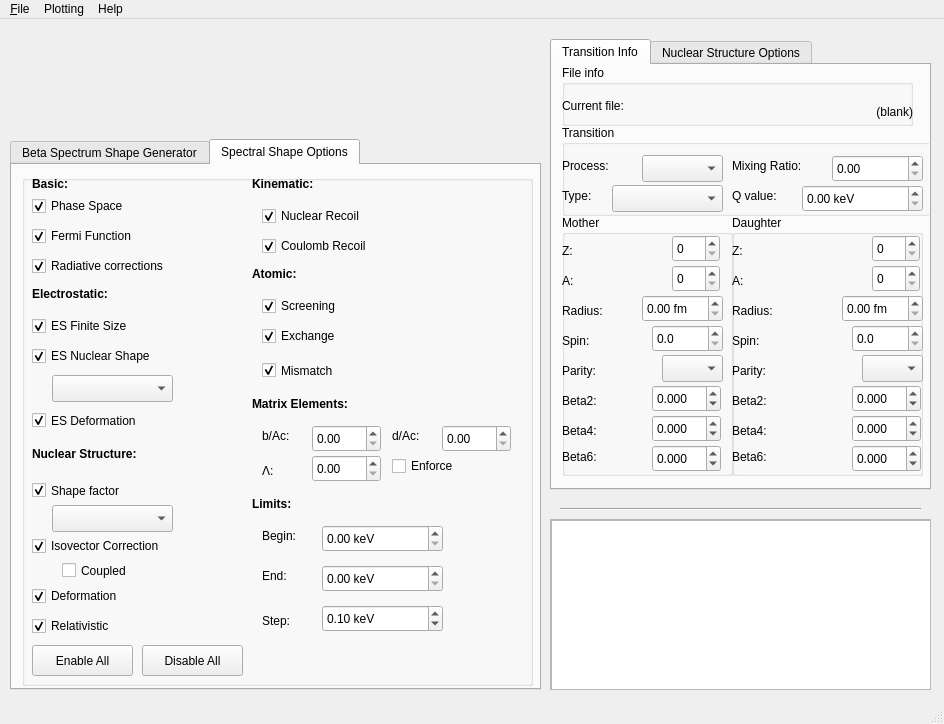
This is trunk/GUI/MainWindow.ui in leenderthayen/BSG as Qt 5 draws it before an edit. The edited form follows.
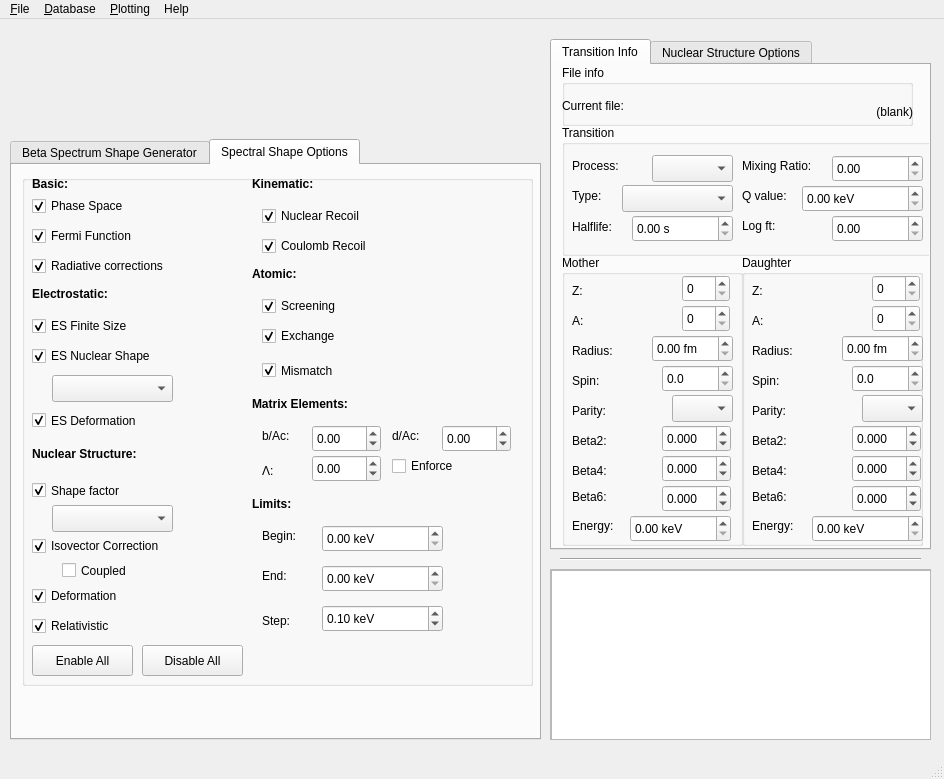
This is the edited form. The open tabs and pages were chosen to show the change. Icons and pictures are not drawn. Custom widgets are drawn as their Qt base class.

Commit message: Added more GUI options, deformation & chargeradii loading, connection to ENSDF database, etc

Patch:
```diff
--- a/trunk/GUI/MainWindow.ui
+++ b/trunk/GUI/MainWindow.ui
@@ -7,7 +7,7 @@
     <x>0</x>
     <y>0</y>
     <width>944</width>
-    <height>724</height>
+    <height>779</height>
    </rect>
   </property>
   <property name="windowTitle">
@@ -18,7 +18,7 @@
     <property name="geometry">
      <rect>
       <x>550</x>
-      <y>500</y>
+      <y>550</y>
       <width>381</width>
       <height>171</height>
      </rect>
@@ -53,7 +53,7 @@
       <x>550</x>
       <y>20</y>
       <width>381</width>
-      <height>451</height>
+      <height>511</height>
      </rect>
     </property>
     <property name="currentIndex">
@@ -67,9 +67,9 @@
       <property name="geometry">
        <rect>
         <x>10</x>
-        <y>150</y>
-        <width>171</width>
-        <height>261</height>
+        <y>190</y>
+        <width>181</width>
+        <height>291</height>
        </rect>
       </property>
       <property name="title">
@@ -78,7 +78,7 @@
       <widget class="QLabel" name="lab_ZM">
        <property name="geometry">
         <rect>
-         <x>0</x>
+         <x>10</x>
          <y>20</y>
          <width>61</width>
          <height>31</height>
@@ -91,7 +91,7 @@
       <widget class="QLabel" name="lab_AM">
        <property name="geometry">
         <rect>
-         <x>0</x>
+         <x>10</x>
          <y>50</y>
          <width>67</width>
          <height>31</height>
@@ -104,7 +104,7 @@
       <widget class="QLabel" name="lab_RM">
        <property name="geometry">
         <rect>
-         <x>0</x>
+         <x>10</x>
          <y>80</y>
          <width>67</width>
          <height>31</height>
@@ -117,7 +117,7 @@
       <widget class="QLabel" name="lab_JM">
        <property name="geometry">
         <rect>
-         <x>0</x>
+         <x>10</x>
          <y>110</y>
          <width>67</width>
          <height>31</height>
@@ -130,7 +130,7 @@
       <widget class="QLabel" name="lab_Beta2M">
        <property name="geometry">
         <rect>
-         <x>0</x>
+         <x>10</x>
          <y>170</y>
          <width>67</width>
          <height>31</height>
@@ -146,7 +146,7 @@
       <widget class="QLabel" name="lab_Beta4M">
        <property name="geometry">
         <rect>
-         <x>0</x>
+         <x>10</x>
          <y>200</y>
          <width>67</width>
          <height>31</height>
@@ -162,7 +162,7 @@
       <widget class="QLabel" name="lab_Beta6M">
        <property name="geometry">
         <rect>
-         <x>0</x>
+         <x>10</x>
          <y>226</y>
          <width>67</width>
          <height>31</height>
@@ -178,7 +178,7 @@
       <widget class="QLabel" name="lab_PiM">
        <property name="geometry">
         <rect>
-         <x>0</x>
+         <x>10</x>
          <y>140</y>
          <width>67</width>
          <height>31</height>
@@ -191,7 +191,7 @@
       <widget class="QSpinBox" name="sb_ZM">
        <property name="geometry">
         <rect>
-         <x>110</x>
+         <x>120</x>
          <y>20</y>
          <width>48</width>
          <height>27</height>
@@ -204,7 +204,7 @@
       <widget class="QSpinBox" name="sb_AM">
        <property name="geometry">
         <rect>
-         <x>110</x>
+         <x>120</x>
          <y>50</y>
          <width>48</width>
          <height>27</height>
@@ -213,11 +213,14 @@
        <property name="statusTip">
         <string>Mass number</string>
        </property>
+       <property name="maximum">
+        <number>250</number>
+       </property>
       </widget>
       <widget class="QDoubleSpinBox" name="dsb_RM">
        <property name="geometry">
         <rect>
-         <x>80</x>
+         <x>90</x>
          <y>80</y>
          <width>81</width>
          <height>27</height>
@@ -236,7 +239,7 @@
       <widget class="QDoubleSpinBox" name="dsb_JM">
        <property name="geometry">
         <rect>
-         <x>90</x>
+         <x>100</x>
          <y>110</y>
          <width>71</width>
          <height>27</height>
@@ -255,7 +258,7 @@
       <widget class="QComboBox" name="cb_PiM">
        <property name="geometry">
         <rect>
-         <x>100</x>
+         <x>110</x>
          <y>140</y>
          <width>61</width>
          <height>27</height>
@@ -268,7 +271,7 @@
       <widget class="QDoubleSpinBox" name="dsb_Beta2M">
        <property name="geometry">
         <rect>
-         <x>90</x>
+         <x>100</x>
          <y>170</y>
          <width>69</width>
          <height>27</height>
@@ -293,7 +296,7 @@
       <widget class="QDoubleSpinBox" name="dsb_Beta4M">
        <property name="geometry">
         <rect>
-         <x>90</x>
+         <x>100</x>
          <y>200</y>
          <width>69</width>
          <height>27</height>
@@ -318,7 +321,7 @@
       <widget class="QDoubleSpinBox" name="dsb_Beta6M">
        <property name="geometry">
         <rect>
-         <x>90</x>
+         <x>100</x>
          <y>230</y>
          <width>69</width>
          <height>27</height>
@@ -340,6 +343,41 @@
         <double>0.100000000000000</double>
        </property>
       </widget>
+      <widget class="QLabel" name="label_31">
+       <property name="geometry">
+        <rect>
+         <x>10</x>
+         <y>260</y>
+         <width>67</width>
+         <height>21</height>
+        </rect>
+       </property>
+       <property name="text">
+        <string>Energy:</string>
+       </property>
+      </widget>
+      <widget class="QDoubleSpinBox" name="doubleSpinBox">
+       <property name="geometry">
+        <rect>
+         <x>68</x>
+         <y>260</y>
+         <width>101</width>
+         <height>27</height>
+        </rect>
+       </property>
+       <property name="suffix">
+        <string> keV</string>
+       </property>
+       <property name="maximum">
+        <double>10000.000000000000000</double>
+       </property>
+       <property name="singleStep">
+        <double>1.000000000000000</double>
+       </property>
+       <property name="value">
+        <double>0.000000000000000</double>
+       </property>
+      </widget>
      </widget>
      <widget class="QGroupBox" name="groupBox_3">
       <property name="geometry">
@@ -389,10 +427,10 @@
      <widget class="QGroupBox" name="group_M_2">
       <property name="geometry">
        <rect>
-        <x>180</x>
-        <y>150</y>
-        <width>191</width>
-        <height>261</height>
+        <x>190</x>
+        <y>190</y>
+        <width>181</width>
+        <height>291</height>
        </rect>
       </property>
       <property name="title">
@@ -401,7 +439,7 @@
       <widget class="QLabel" name="lab_ZD">
        <property name="geometry">
         <rect>
-         <x>0</x>
+         <x>10</x>
          <y>20</y>
          <width>61</width>
          <height>31</height>
@@ -414,7 +452,7 @@
       <widget class="QLabel" name="lab_AD">
        <property name="geometry">
         <rect>
-         <x>0</x>
+         <x>10</x>
          <y>50</y>
          <width>67</width>
          <height>31</height>
@@ -427,7 +465,7 @@
       <widget class="QLabel" name="lab_RD">
        <property name="geometry">
         <rect>
-         <x>0</x>
+         <x>10</x>
          <y>80</y>
          <width>67</width>
          <height>31</height>
@@ -440,7 +478,7 @@
       <widget class="QLabel" name="lab_JD">
        <property name="geometry">
         <rect>
-         <x>0</x>
+         <x>10</x>
          <y>110</y>
          <width>67</width>
          <height>31</height>
@@ -453,7 +491,7 @@
       <widget class="QLabel" name="lab_Beta2D">
        <property name="geometry">
         <rect>
-         <x>0</x>
+         <x>10</x>
          <y>170</y>
          <width>67</width>
          <height>31</height>
@@ -469,7 +507,7 @@
       <widget class="QLabel" name="lab_Beta4D">
        <property name="geometry">
         <rect>
-         <x>0</x>
+         <x>10</x>
          <y>200</y>
          <width>67</width>
          <height>31</height>
@@ -485,7 +523,7 @@
       <widget class="QLabel" name="lab_Beta6D">
        <property name="geometry">
         <rect>
-         <x>0</x>
+         <x>10</x>
          <y>226</y>
          <width>67</width>
          <height>31</height>
@@ -501,7 +539,7 @@
       <widget class="QLabel" name="lab_PiD">
        <property name="geometry">
         <rect>
-         <x>0</x>
+         <x>10</x>
          <y>140</y>
          <width>67</width>
          <height>31</height>
@@ -514,7 +552,7 @@
       <widget class="QSpinBox" name="sb_ZD">
        <property name="geometry">
         <rect>
-         <x>140</x>
+         <x>130</x>
          <y>20</y>
          <width>48</width>
          <height>27</height>
@@ -527,7 +565,7 @@
       <widget class="QSpinBox" name="sb_AD">
        <property name="geometry">
         <rect>
-         <x>140</x>
+         <x>130</x>
          <y>50</y>
          <width>48</width>
          <height>27</height>
@@ -536,11 +574,14 @@
        <property name="statusTip">
         <string>Mass number</string>
        </property>
+       <property name="maximum">
+        <number>250</number>
+       </property>
       </widget>
       <widget class="QDoubleSpinBox" name="dsb_RD">
        <property name="geometry">
         <rect>
-         <x>110</x>
+         <x>100</x>
          <y>80</y>
          <width>81</width>
          <height>27</height>
@@ -559,7 +600,7 @@
       <widget class="QDoubleSpinBox" name="dsb_JD">
        <property name="geometry">
         <rect>
-         <x>120</x>
+         <x>110</x>
          <y>110</y>
          <width>71</width>
          <height>27</height>
@@ -578,7 +619,7 @@
       <widget class="QComboBox" name="cb_PiD">
        <property name="geometry">
         <rect>
-         <x>130</x>
+         <x>120</x>
          <y>140</y>
          <width>61</width>
          <height>27</height>
@@ -591,7 +632,7 @@
       <widget class="QDoubleSpinBox" name="dsb_Beta2D">
        <property name="geometry">
         <rect>
-         <x>120</x>
+         <x>110</x>
          <y>170</y>
          <width>69</width>
          <height>27</height>
@@ -616,7 +657,7 @@
       <widget class="QDoubleSpinBox" name="dsb_Beta4D">
        <property name="geometry">
         <rect>
-         <x>120</x>
+         <x>110</x>
          <y>200</y>
          <width>69</width>
          <height>27</height>
@@ -641,7 +682,7 @@
       <widget class="QDoubleSpinBox" name="dsb_Beta6D">
        <property name="geometry">
         <rect>
-         <x>120</x>
+         <x>110</x>
          <y>230</y>
          <width>69</width>
          <height>27</height>
@@ -663,6 +704,35 @@
         <double>0.100000000000000</double>
        </property>
       </widget>
+      <widget class="QLabel" name="label_33">
+       <property name="geometry">
+        <rect>
+         <x>10</x>
+         <y>260</y>
+         <width>67</width>
+         <height>21</height>
+        </rect>
+       </property>
+       <property name="text">
+        <string>Energy:</string>
+       </property>
+      </widget>
+      <widget class="QDoubleSpinBox" name="doubleSpinBox_2">
+       <property name="geometry">
+        <rect>
+         <x>70</x>
+         <y>260</y>
+         <width>111</width>
+         <height>27</height>
+        </rect>
+       </property>
+       <property name="suffix">
+        <string> keV</string>
+       </property>
+       <property name="maximum">
+        <double>10000.000000000000000</double>
+       </property>
+      </widget>
      </widget>
      <widget class="QGroupBox" name="groupBox">
       <property name="geometry">
@@ -670,7 +740,7 @@
         <x>10</x>
         <y>60</y>
         <width>371</width>
-        <height>91</height>
+        <height>131</height>
        </rect>
       </property>
       <property name="title">
@@ -679,7 +749,7 @@
       <widget class="QLabel" name="label">
        <property name="geometry">
         <rect>
-         <x>0</x>
+         <x>10</x>
          <y>30</y>
          <width>67</width>
          <height>21</height>
@@ -692,7 +762,7 @@
       <widget class="QLabel" name="label_2">
        <property name="geometry">
         <rect>
-         <x>0</x>
+         <x>10</x>
          <y>60</y>
          <width>67</width>
          <height>21</height>
@@ -705,7 +775,7 @@
       <widget class="QLabel" name="label_3">
        <property name="geometry">
         <rect>
-         <x>170</x>
+         <x>180</x>
          <y>30</y>
          <width>101</width>
          <height>21</height>
@@ -718,7 +788,7 @@
       <widget class="QLabel" name="label_4">
        <property name="geometry">
         <rect>
-         <x>170</x>
+         <x>180</x>
          <y>60</y>
          <width>67</width>
          <height>21</height>
@@ -731,7 +801,7 @@
       <widget class="QComboBox" name="cb_type">
        <property name="geometry">
         <rect>
-         <x>50</x>
+         <x>60</x>
          <y>60</y>
          <width>111</width>
          <height>27</height>
@@ -744,7 +814,7 @@
       <widget class="QComboBox" name="cb_process">
        <property name="geometry">
         <rect>
-         <x>80</x>
+         <x>90</x>
          <y>30</y>
          <width>81</width>
          <height>27</height>
@@ -766,6 +836,9 @@
        <property name="statusTip">
         <string>Mixing ratio as M_F/M_GT</string>
        </property>
+       <property name="maximum">
+        <double>100.000000000000000</double>
+       </property>
       </widget>
       <widget class="QDoubleSpinBox" name="dsb_Q">
        <property name="geometry">
@@ -786,6 +859,61 @@
         <double>20000.000000000000000</double>
        </property>
       </widget>
+      <widget class="QLabel" name="label_30">
+       <property name="geometry">
+        <rect>
+         <x>10</x>
+         <y>86</y>
+         <width>67</width>
+         <height>31</height>
+        </rect>
+       </property>
+       <property name="text">
+        <string>Halflife:</string>
+       </property>
+      </widget>
+      <widget class="QDoubleSpinBox" name="dsb_halflife">
+       <property name="geometry">
+        <rect>
+         <x>70</x>
+         <y>90</y>
+         <width>101</width>
+         <height>27</height>
+        </rect>
+       </property>
+       <property name="suffix">
+        <string> s</string>
+       </property>
+       <property name="maximum">
+        <double>1000000000.000000000000000</double>
+       </property>
+      </widget>
+      <widget class="QLabel" name="label_25">
+       <property name="geometry">
+        <rect>
+         <x>180</x>
+         <y>90</y>
+         <width>67</width>
+         <height>21</height>
+        </rect>
+       </property>
+       <property name="text">
+        <string>Log ft:</string>
+       </property>
+      </widget>
+      <widget class="QDoubleSpinBox" name="dsb_logft">
+       <property name="geometry">
+        <rect>
+         <x>270</x>
+         <y>90</y>
+         <width>91</width>
+         <height>27</height>
+        </rect>
+       </property>
+       <property name="maximum">
+        <double>20.000000000000000</double>
+       </property>
+      </widget>
      </widget>
     </widget>
     <widget class="QWidget" name="configTab">
@@ -808,7 +936,7 @@
        </font>
       </property>
       <property name="text">
-       <string>General:</string>
+       <string>General</string>
       </property>
      </widget>
      <widget class="QLabel" name="label_13">
@@ -853,7 +981,7 @@
        </font>
       </property>
       <property name="text">
-       <string>Computational:</string>
+       <string>Computational</string>
       </property>
      </widget>
      <widget class="QLabel" name="label_16">
@@ -884,6 +1012,9 @@
       <property name="decimals">
        <number>1</number>
       </property>
+      <property name="maximum">
+       <double>20.000000000000000</double>
+      </property>
       <property name="value">
        <double>1.000000000000000</double>
       </property>
@@ -1132,30 +1263,49 @@
        <double>7.200000000000000</double>
       </property>
      </widget>
-     <widget class="QLabel" name="label_25">
+     <widget class="QLabel" name="label_15">
+      <property name="geometry">
+       <rect>
+        <x>20</x>
+        <y>26</y>
+        <width>91</width>
+        <height>21</height>
+       </rect>
+      </property>
+      <property name="text">
+       <string>Current file:</string>
+      </property>
+     </widget>
+     <widget class="QLabel" name="l_currentConfigFile">
+      <property name="geometry">
+       <rect>
+        <x>20</x>
+        <y>50</y>
+        <width>171</width>
+        <height>21</height>
+       </rect>
+      </property>
+      <property name="text">
+       <string>(blank)</string>
+      </property>
+     </widget>
+     <widget class="QGroupBox" name="groupBox_4">
       <property name="geometry">
        <rect>
         <x>10</x>
-        <y>330</y>
-        <width>81</width>
-        <height>17</height>
+        <y>340</y>
+        <width>351</width>
+        <height>101</height>
        </rect>
       </property>
-      <property name="font">
-       <font>
-        <weight>75</weight>
-        <bold>true</bold>
-       </font>
+      <property name="title">
+       <string>Constants</string>
       </property>
-      <property name="text">
-       <string>Constants:</string>
-      </property>
-     </widget>
      <widget class="QLabel" name="label_26">
       <property name="geometry">
        <rect>
-        <x>20</x>
-        <y>350</y>
+         <x>10</x>
+         <y>30</y>
         <width>67</width>
         <height>31</height>
        </rect>
@@ -1167,8 +1317,8 @@
      <widget class="QLabel" name="label_27">
       <property name="geometry">
        <rect>
-        <x>20</x>
-        <y>390</y>
+         <x>10</x>
+         <y>70</y>
         <width>67</width>
         <height>31</height>
        </rect>
@@ -1180,8 +1330,8 @@
      <widget class="QDoubleSpinBox" name="dsb_gA">
       <property name="geometry">
        <rect>
-        <x>88</x>
-        <y>350</y>
+         <x>80</x>
+         <y>30</y>
         <width>81</width>
         <height>27</height>
        </rect>
@@ -1196,8 +1346,8 @@
      <widget class="QDoubleSpinBox" name="dsb_gAeff">
       <property name="geometry">
        <rect>
-        <x>88</x>
-        <y>390</y>
+         <x>80</x>
+         <y>70</y>
         <width>81</width>
         <height>27</height>
        </rect>
@@ -1206,24 +1356,11 @@
        <double>1.000000000000000</double>
       </property>
      </widget>
-     <widget class="QLabel" name="label_28">
-      <property name="geometry">
-       <rect>
-        <x>190</x>
-        <y>390</y>
-        <width>41</width>
-        <height>31</height>
-       </rect>
-      </property>
-      <property name="text">
-       <string>gP:</string>
-      </property>
-     </widget>
      <widget class="QLabel" name="label_29">
       <property name="geometry">
        <rect>
         <x>190</x>
-        <y>350</y>
+         <y>30</y>
         <width>67</width>
         <height>31</height>
        </rect>
@@ -1235,8 +1372,8 @@
      <widget class="QDoubleSpinBox" name="dsb_gM">
       <property name="geometry">
        <rect>
-        <x>240</x>
-        <y>350</y>
+         <x>260</x>
+         <y>30</y>
         <width>81</width>
         <height>27</height>
        </rect>
@@ -1251,41 +1388,35 @@
      <widget class="QDoubleSpinBox" name="dsb_gP">
       <property name="geometry">
        <rect>
-        <x>240</x>
-        <y>390</y>
+         <x>260</x>
+         <y>70</y>
         <width>81</width>
         <height>27</height>
        </rect>
       </property>
+       <property name="minimum">
+        <double>-1000.000000000000000</double>
+       </property>
+       <property name="maximum">
+        <double>1000.000000000000000</double>
+       </property>
       <property name="value">
-       <double>1.000000000000000</double>
-      </property>
-     </widget>
-     <widget class="QLabel" name="label_15">
+        <double>0.000000000000000</double>
+       </property>
+      </widget>
+      <widget class="QLabel" name="label_28">
       <property name="geometry">
        <rect>
-        <x>10</x>
-        <y>26</y>
-        <width>91</width>
-        <height>21</height>
+         <x>190</x>
+         <y>60</y>
+         <width>41</width>
+         <height>31</height>
        </rect>
       </property>
       <property name="text">
-       <string>Current file:</string>
-      </property>
-     </widget>
-     <widget class="QLabel" name="l_currentConfigFile">
-      <property name="geometry">
-       <rect>
-        <x>10</x>
-        <y>50</y>
-        <width>171</width>
-        <height>21</height>
-       </rect>
-      </property>
-      <property name="text">
-       <string/>
-      </property>
+        <string>gP:</string>
+       </property>
+      </widget>
      </widget>
     </widget>
    </widget>
@@ -1293,7 +1424,7 @@
     <property name="geometry">
      <rect>
       <x>560</x>
-      <y>480</y>
+      <y>530</y>
       <width>361</width>
       <height>20</height>
      </rect>
@@ -1330,11 +1461,11 @@
       <x>10</x>
       <y>120</y>
       <width>531</width>
-      <height>551</height>
+      <height>601</height>
      </rect>
     </property>
     <property name="currentIndex">
-     <number>1</number>
+     <number>0</number>
     </property>
     <widget class="QWidget" name="bsgMainTab">
      <attribute name="title">
@@ -1346,7 +1477,7 @@
         <x>10</x>
         <y>50</y>
         <width>511</width>
-        <height>461</height>
+        <height>511</height>
        </rect>
       </property>
       <layout class="QHBoxLayout" name="horizontalLayout">
@@ -1901,6 +2032,12 @@
          <height>27</height>
         </rect>
        </property>
+       <property name="minimum">
+        <double>-100.000000000000000</double>
+       </property>
+       <property name="maximum">
+        <double>100.000000000000000</double>
+       </property>
       </widget>
       <widget class="QDoubleSpinBox" name="dsb_dAc">
        <property name="geometry">
@@ -1911,6 +2048,12 @@
          <height>27</height>
         </rect>
        </property>
+       <property name="minimum">
+        <double>-100.000000000000000</double>
+       </property>
+       <property name="maximum">
+        <double>100.000000000000000</double>
+       </property>
       </widget>
       <widget class="QDoubleSpinBox" name="dsb_lambda">
        <property name="geometry">
@@ -1921,6 +2064,12 @@
          <height>27</height>
         </rect>
        </property>
+       <property name="minimum">
+        <double>-100.000000000000000</double>
+       </property>
+       <property name="maximum">
+        <double>100.000000000000000</double>
+       </property>
       </widget>
       <widget class="QLabel" name="label_37">
        <property name="geometry">
@@ -1967,7 +2116,7 @@
         <string> keV</string>
        </property>
        <property name="maximum">
-        <double>10000.000000000000000</double>
+        <double>20000.000000000000000</double>
        </property>
        <property name="value">
         <double>0.000000000000000</double>
@@ -1998,6 +2147,9 @@
        <property name="suffix">
         <string> keV</string>
        </property>
+       <property name="maximum">
+        <double>20000.000000000000000</double>
+       </property>
       </widget>
       <widget class="QLabel" name="label_40">
        <property name="geometry">
@@ -2024,6 +2176,9 @@
        <property name="suffix">
         <string> keV</string>
        </property>
+       <property name="maximum">
+        <double>10000.000000000000000</double>
+       </property>
        <property name="value">
         <double>0.100000000000000</double>
        </property>
@@ -2095,11 +2250,22 @@
    </widget>
    <widget class="QMenu" name="menuPlotting">
     <property name="title">
-     <string>Plotting</string>
+     <string>&amp;Plotting</string>
     </property>
     <addaction name="a_clearPlots"/>
+    <addaction name="a_exportPlot"/>
+    <addaction name="a_plotColorSettings"/>
+   </widget>
+   <widget class="QMenu" name="menuDatabase">
+    <property name="title">
+     <string>&amp;Database</string>
+    </property>
+    <addaction name="a_loadDeformation"/>
+    <addaction name="a_loadRadii"/>
+    <addaction name="a_findTransition"/>
    </widget>
    <addaction name="menu_File"/>
+   <addaction name="menuDatabase"/>
    <addaction name="menuPlotting"/>
    <addaction name="menuHelp"/>
   </widget>
@@ -2108,7 +2274,7 @@
     <string>Exit</string>
    </property>
    <property name="shortcut">
-    <string>Ctrl+D</string>
+    <string>Ctrl+Q</string>
    </property>
   </action>
   <action name="a_loadIni">
@@ -2182,6 +2348,40 @@
     <string>Clear</string>
    </property>
   </action>
+  <action name="a_exportPlot">
+   <property name="text">
+    <string>Export</string>
+   </property>
+  </action>
+  <action name="a_plotColorSettings">
+   <property name="text">
+    <string>Color settings</string>
+   </property>
+  </action>
+  <action name="a_loadDeformation">
+   <property name="text">
+    <string>Load deformation</string>
+   </property>
+   <property name="shortcut">
+    <string>Ctrl+D</string>
+   </property>
+  </action>
+  <action name="a_loadRadii">
+   <property name="text">
+    <string>Load radii</string>
+   </property>
+   <property name="shortcut">
+    <string>Ctrl+R</string>
+   </property>
+  </action>
+  <action name="a_findTransition">
+   <property name="text">
+    <string>Find transition (ENSDF)</string>
+   </property>
+   <property name="shortcut">
+    <string>Ctrl+F</string>
+   </property>
+  </action>
  </widget>
  <customwidgets>
   <customwidget>
```
Lines whose indentation alone changed are shown as unchanged. The commit also changes 4 other files.
